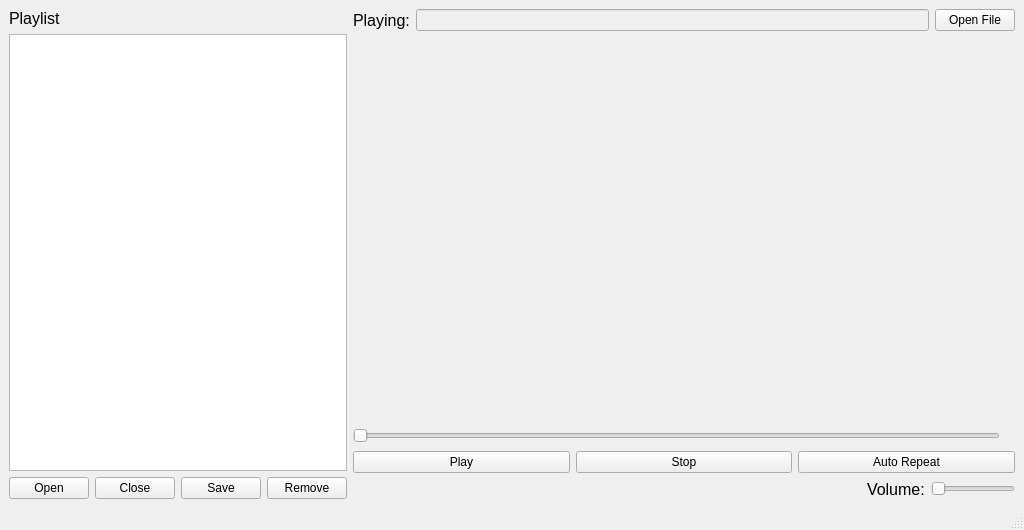
Before: the Qt Designer form mainwindow.ui in brookiestein/QBitMPlayer, drawn with Qt 5.
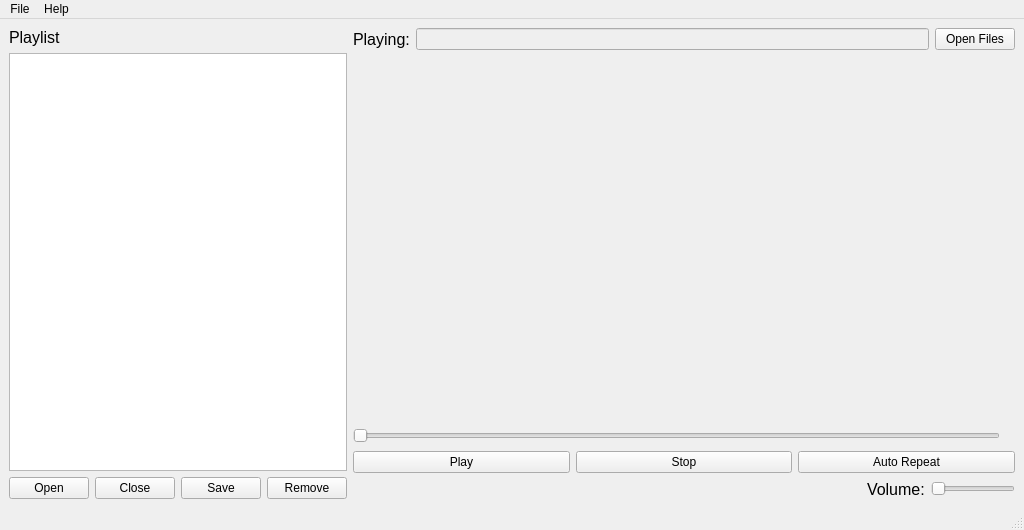
After: the same form once the commit is applied. Icons and pictures are not drawn.

The edit to the form file:
```diff
--- a/mainwindow.ui
+++ b/mainwindow.ui
@@ -32,7 +32,7 @@
          </widget>
         </item>
         <item>
-         <widget class="QListView" name="playlistView"/>
+         <widget class="QListWidget" name="playlistWidget"/>
         </item>
         <item>
          <layout class="QHBoxLayout" name="playlistControlsHorizontalLayout">
@@ -94,7 +94,7 @@
           <item>
            <widget class="QPushButton" name="openSingleFileButton">
             <property name="text">
-             <string>Open File</string>
+             <string>Open Files</string>
             </property>
            </widget>
           </item>
@@ -212,6 +212,29 @@
      <height>23</height>
     </rect>
    </property>
+   <widget class="QMenu" name="menuFile">
+    <property name="title">
+     <string>File</string>
+    </property>
+    <addaction name="actionOpenFiles"/>
+    <addaction name="actionOpenPlaylist"/>
+    <addaction name="actionClosePlaylist"/>
+    <addaction name="actionSavePlaylist"/>
+    <addaction name="actionRemovePlaylist"/>
+    <addaction name="separator"/>
+    <addaction name="actionSettings"/>
+    <addaction name="separator"/>
+    <addaction name="actionQuit"/>
+   </widget>
+   <widget class="QMenu" name="menuHelp">
+    <property name="title">
+     <string>Help</string>
+    </property>
+    <addaction name="actionAbout"/>
+    <addaction name="actionAboutQt"/>
+   </widget>
+   <addaction name="menuFile"/>
+   <addaction name="menuHelp"/>
   </widget>
   <widget class="QStatusBar" name="statusbar"/>
  </widget>
```
Left out of the diff: 71 changed lines with no effect on the pictures.
